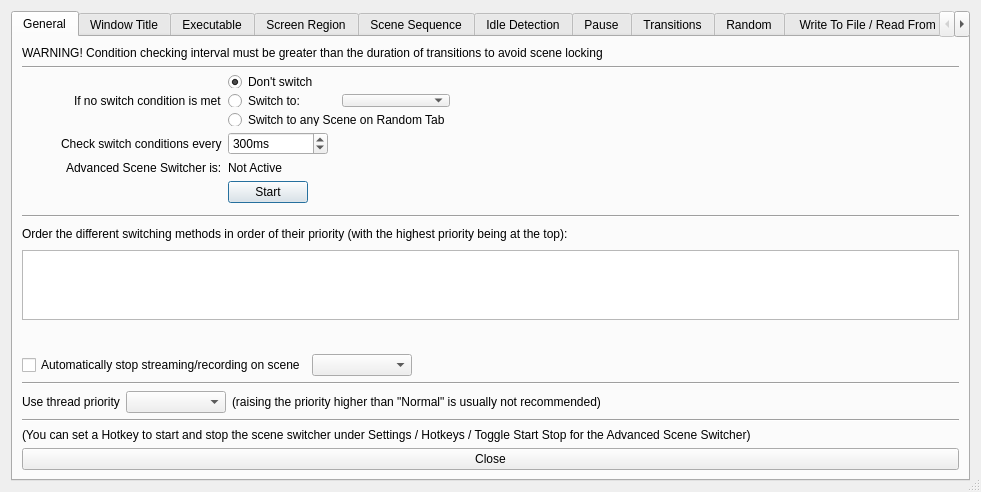
The window that forms/advanced-scene-switcher.ui (WarmUpTill/SceneSwitcher) describes before a commit, drawn with Qt 5.
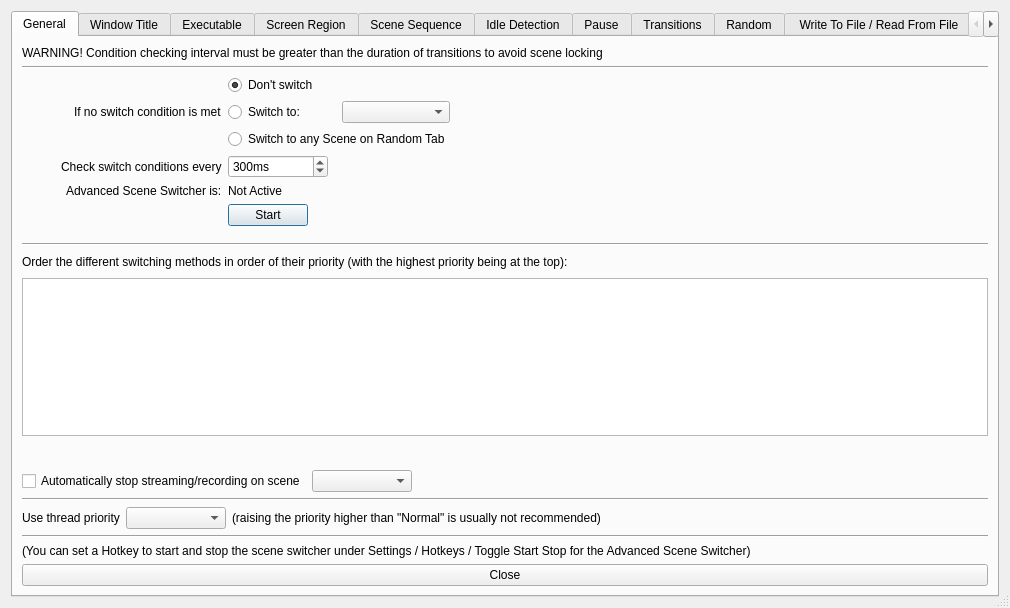
The same window after the commit. Icons and pictures are not drawn.

Commit message:
Resize UI to fit added elements
This size is what Qt Designer defaults to when saving

```diff
--- a/forms/advanced-scene-switcher.ui
+++ b/forms/advanced-scene-switcher.ui
@@ -6,8 +6,8 @@
    <rect>
     <x>0</x>
     <y>0</y>
-    <height>492</height>
-    <width>981</width>
+    <width>1010</width>
+    <height>608</height>
    </rect>
   </property>
   <property name="windowTitle">
```
